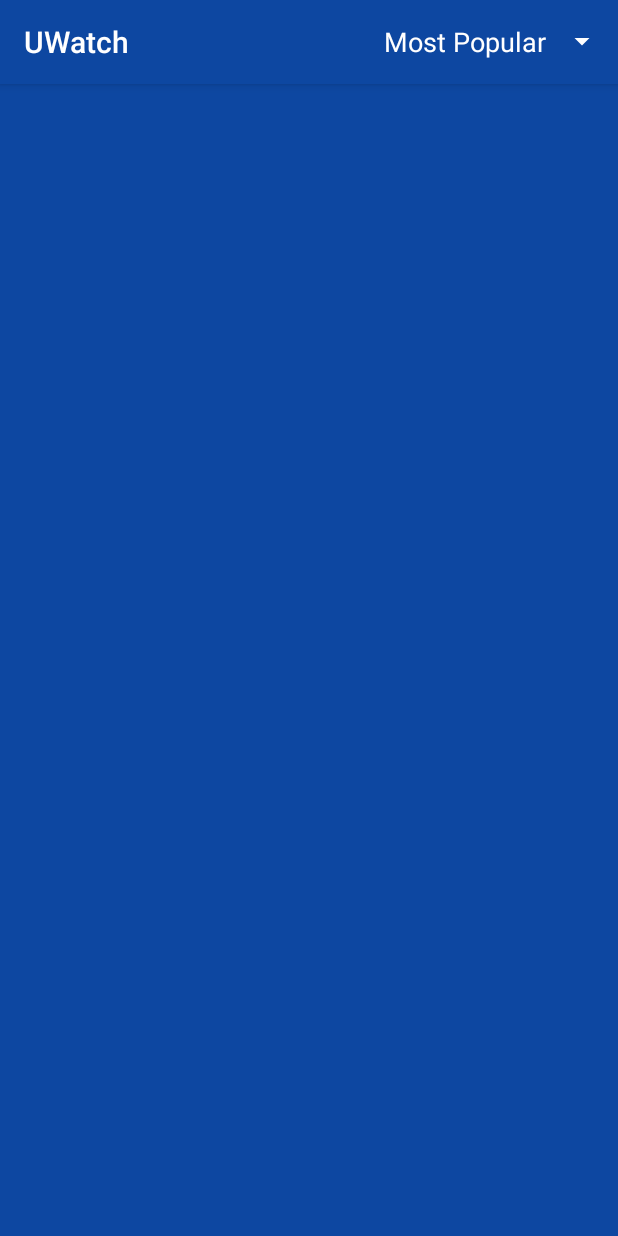
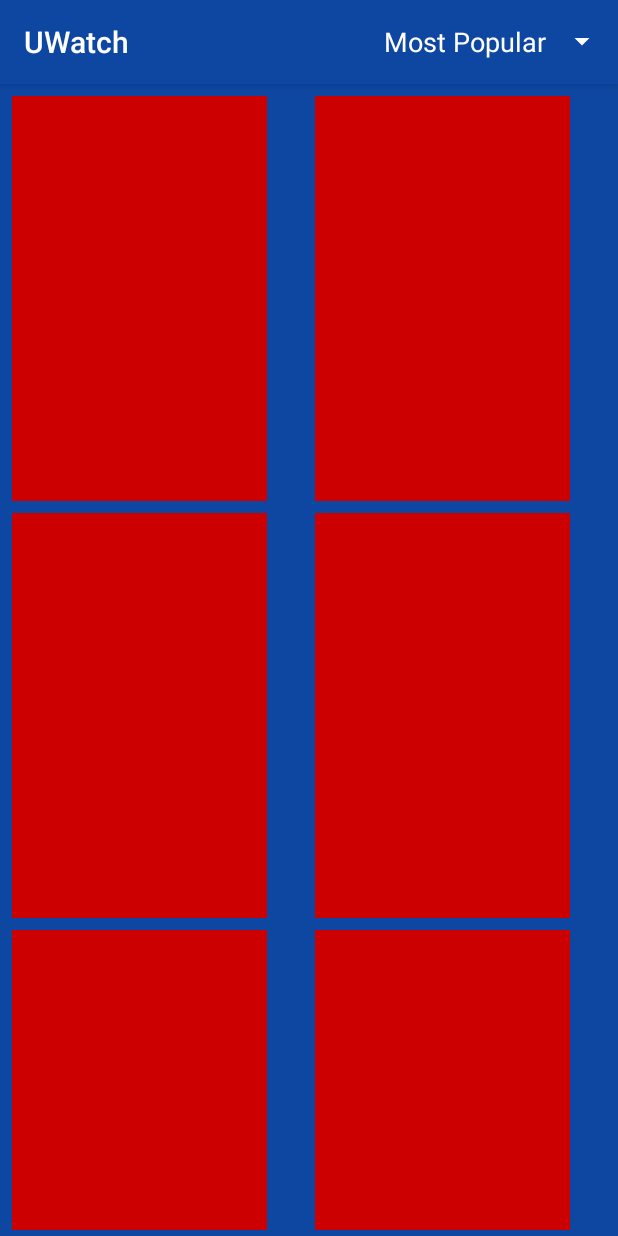
Before and after one commit to TefiC/Popular-Movies-App-Stage-2-Udacity, an Android app: the screen it shows after launch (MainActivity), on a phone screen of 412 x 824 dp. Run offline under Robolectric (Android 15) with nearby library versions, the phone set to English and light mode, and no system bars; our stand-ins replace Picasso; pictures from the network do not load; 9 statements that could not run were skipped.

Commit message:
feat: Changed GridView to RecyclerView
Changed the main layout from GridView to RecyclerView and the
corresponding adapter to a recyclerView adapter. Position is
kept on rotation and movie poster layout has been customized.

```diff
--- a/app/src/main/java/com/example/android/popularmoviesstage2/MainActivity.java
+++ b/app/src/main/java/com/example/android/popularmoviesstage2/MainActivity.java
@@ -8,13 +8,13 @@ import android.support.v4.app.LoaderManager;
 import android.support.v4.content.AsyncTaskLoader;
 import android.support.v4.content.Loader;
 import android.support.v7.app.AppCompatActivity;
-import android.util.Log;
+import android.support.v7.widget.GridLayoutManager;
+import android.support.v7.widget.RecyclerView;
 import android.view.Menu;
 import android.view.MenuItem;
 import android.view.View;
 import android.widget.AdapterView;
 import android.widget.ArrayAdapter;
-import android.widget.GridView;
 import android.widget.ProgressBar;
 import android.widget.Spinner;
 
@@ -32,8 +32,8 @@ import java.util.ArrayList;
 import static com.example.android.popularmoviesstage2.utils.LoaderUtils.MAIN_SEARCH_LOADER;
 
 
-public class MainActivity extends AppCompatActivity implements MovieAdapter.MovieAdapterOnClickHandler,
-        AdapterView.OnItemSelectedListener, LoaderManager.LoaderCallbacks<String> {
+public class MainActivity extends AppCompatActivity implements AdapterView.OnItemSelectedListener,
+        LoaderManager.LoaderCallbacks<String>, MovieRecyclerViewAdapter.MovieAdapterOnClickHandler {
 
     /*
      * Fields
@@ -41,10 +41,11 @@ public class MainActivity extends AppCompatActivity implements MovieAdapter.Movi
 
     private String mSearchCriteria = "Most Popular"; // Default sort criteria
     private ArrayList<Movie> mMoviesArray = null;
-    private GridView mMainGridView;
     private ProgressBar mProgressBar;
+    private GridLayoutManager mGridLayoutManager;
 
-    public static Context mMainActivityContext;
+    MovieRecyclerViewAdapter mAdapter;
+    RecyclerView mList;
 
     /*
      * Constants
@@ -52,6 +53,9 @@ public class MainActivity extends AppCompatActivity implements MovieAdapter.Movi
 
     // Tag for logging
     private static final String TAG = MainActivity.class.getSimpleName();
+
+    // RecyclerView
+    private static final int NUM_GRID_ITEMS = 12;
 
     // Constants to form the movie poster URL
     private static final String MOVIEDB_POSTER_BASE_URL = "http://image.tmdb.org/t/p/";
@@ -67,7 +71,7 @@ public class MainActivity extends AppCompatActivity implements MovieAdapter.Movi
     @Override
     protected void onCreate(Bundle savedInstanceState) {
         super.onCreate(savedInstanceState);
-        setContentView(R.layout.activity_main);
+        setContentView(R.layout.activity_main_recycler);
 
         mProgressBar = (ProgressBar) findViewById(R.id.progress_bar);
 
@@ -121,8 +125,8 @@ public class MainActivity extends AppCompatActivity implements MovieAdapter.Movi
         outState.putString("criteria", mSearchCriteria);
 
         // If the view was loaded correctly
-        if (mMainGridView != null) {
-            outState.putInt("gridScroll", mMainGridView.getFirstVisiblePosition());
+        if (mList != null) {
+            outState.putInt("gridScroll", mGridLayoutManager.findFirstVisibleItemPosition());
         }
 
         super.onSaveInstanceState(outState);
@@ -138,16 +142,16 @@ public class MainActivity extends AppCompatActivity implements MovieAdapter.Movi
      */
     private void makeSearchQuery(String searchCriteria) {
         if (NetworkUtils.isNetworkAvailable(this)) {
-            // TODO: CHANGED FOR LOADER MANAGER
+            LoaderManager loaderManager = getSupportLoaderManager();
+            Loader<String> searchLoader = loaderManager.getLoader(LoaderUtils.MAIN_SEARCH_LOADER);
 
-//            new QueryTask().execute(generalSearchURL);
-            LoaderManager loaderManager = getSupportLoaderManager();
-            Loader<String> searchLoader = loaderManager.getLoader(MAIN_SEARCH_LOADER);
+            Bundle bundle = new Bundle();
+            bundle.putString("searchCriteria", searchCriteria);
 
             if (searchLoader == null) {
-                loaderManager.initLoader(LoaderUtils.MAIN_SEARCH_LOADER, null, this);
+                loaderManager.initLoader(LoaderUtils.MAIN_SEARCH_LOADER, bundle, this);
             } else {
-                loaderManager.restartLoader(LoaderUtils.MAIN_SEARCH_LOADER, null, this);
+                loaderManager.restartLoader(LoaderUtils.MAIN_SEARCH_LOADER, bundle, this);
             }
 
         } else {
@@ -164,7 +168,7 @@ public class MainActivity extends AppCompatActivity implements MovieAdapter.Movi
      */
     private void restoreScrollPosition(Bundle savedInstanceState) {
         int position = savedInstanceState.getInt("gridScroll");
-        mMainGridView.smoothScrollToPosition(position);
+        mList.smoothScrollToPosition(position);
     }
 
     /**
@@ -197,7 +201,6 @@ public class MainActivity extends AppCompatActivity implements MovieAdapter.Movi
         protected void onPostExecute(String s) {
             mProgressBar.setVisibility(View.INVISIBLE);
             createMovieObjects(s);
-            // TODO: LEAVE FOR LAST ASYNC TASK
             setAdapter();
         }
     }
@@ -292,17 +295,23 @@ public class MainActivity extends AppCompatActivity implements MovieAdapter.Movi
      * Sets the Movie Adapter for the main layout that will contain movie posters
      */
     public void setAdapter() {
-        MovieAdapter mMovieAdapter = new MovieAdapter(MainActivity.this, mMoviesArray, this);
 
-        mMainGridView = (GridView) findViewById(R.id.root_grid_view);
-        mMainGridView.invalidateViews();
-        mMainGridView.setAdapter(mMovieAdapter);
+        mList = (RecyclerView) findViewById(R.id.root_recycler_view);
+
+        int numberOfColumns = MovieRecyclerViewAdapter.calculateColumns(this);
+
+        mGridLayoutManager = new GridLayoutManager(this, numberOfColumns);
+        mList.setLayoutManager(mGridLayoutManager);
+
+        mAdapter = new MovieRecyclerViewAdapter(mMoviesArray, NUM_GRID_ITEMS, this, this);
+        mList.setAdapter(mAdapter);
+
     }
 
     // Listeners =======================================================================
 
     /**
-     * Implementation of the onClick method in the MovieAdapter class.
+     * Implementation of the onClick method in the MovieRecylerViewAdapter class.
      * It launches an activity passing the corresponding Movie object
      * through an intent
      *
@@ -411,7 +420,6 @@ public class MainActivity extends AppCompatActivity implements MovieAdapter.Movi
     public void onRestart() {
         super.onRestart();
         if (mMoviesArray == null) {
-            Log.v(TAG, "RESTART");
             makeSearchQuery(mSearchCriteria);
         }
     }
@@ -431,11 +439,8 @@ public class MainActivity extends AppCompatActivity implements MovieAdapter.Movi
                     mProgressBar.setVisibility(View.VISIBLE);
                 }
 
-                if (id == LoaderUtils.MAIN_SEARCH_LOADER) {
-
-                    if (mMoviesArray == null) {
+                if (id == MAIN_SEARCH_LOADER) {
                     forceLoad();
-                    }
                 }
             }
 
@@ -443,8 +448,7 @@ public class MainActivity extends AppCompatActivity implements MovieAdapter.Movi
             public String loadInBackground() {
                 String searchResults = null;
 
-                if(id == LoaderUtils.MAIN_SEARCH_LOADER) {
-
+                if(id == MAIN_SEARCH_LOADER) {
                     URL searchURL = NetworkUtils.buildGeneralUrl(mSearchCriteria);
 
                     try {
@@ -462,7 +466,7 @@ public class MainActivity extends AppCompatActivity implements MovieAdapter.Movi
     @Override
     public void onLoadFinished(Loader<String> loader, String data) {
 
-        if(loader.getId() == LoaderUtils.MAIN_SEARCH_LOADER) {
+        if(loader.getId() == MAIN_SEARCH_LOADER) {
             mProgressBar.setVisibility(View.INVISIBLE);
             createMovieObjects(data);
             setAdapter();
--- /dev/null
+++ b/app/src/main/java/com/example/android/popularmoviesstage2/MovieRecyclerViewAdapter.java
@@ -0,0 +1,155 @@
+package com.example.android.popularmoviesstage2;
+
+import android.content.Context;
+import android.support.v7.widget.RecyclerView;
+import android.util.DisplayMetrics;
+import android.util.Log;
+import android.view.LayoutInflater;
+import android.view.View;
+import android.view.ViewGroup;
+import android.widget.ImageView;
+import android.widget.LinearLayout;
+import android.widget.TextView;
+
+import com.squareup.picasso.Picasso;
+
+import java.util.ArrayList;
+
+import static android.R.attr.id;
+import static android.content.ContentValues.TAG;
+
+/**
+ * RecyclerView for a grid of movies
+ */
+
+public class MovieRecyclerViewAdapter extends RecyclerView.Adapter<MovieRecyclerViewAdapter.MovieViewHolder> {
+
+    private int mNumberOfItems;
+    private Context mContext;
+    private final MovieAdapterOnClickHandler mClickHandler;
+    private ArrayList<Movie> mMoviesArray;
+
+    private int mMoviePosterViewId;
+
+    // Determine item width
+    private static int gridItemWidth = 170;
+
+    public MovieRecyclerViewAdapter(ArrayList<Movie> moviesArray, int numberOfItems,
+                                    MovieAdapterOnClickHandler movieAdapterOnClickHandler, Context context) {
+        mNumberOfItems = numberOfItems;
+        mClickHandler = movieAdapterOnClickHandler;
+        mContext = context;
+        mMoviesArray = moviesArray;
+    }
+
+    @Override
+    public MovieRecyclerViewAdapter.MovieViewHolder onCreateViewHolder(ViewGroup parent, int viewType) {
+        // INFLATE LAYOUT
+        Context context = parent.getContext();
+        LayoutInflater layoutInflater = LayoutInflater.from(context);
+        int layoutIdItem = R.layout.movie_item;
+        boolean shouldAttachToParentImmediately = false;
+
+        LinearLayout view = (LinearLayout) layoutInflater.inflate(layoutIdItem, parent, shouldAttachToParentImmediately);
+
+
+        RectangularImageView movieView = new RectangularImageView(mContext);
+        movieView.setAdjustViewBounds(true);
+        movieView.setScaleType(ImageView.ScaleType.CENTER_CROP);
+        // CHECK COMPATIBILITY
+        mMoviePosterViewId = View.generateViewId();
+        movieView.setId(mMoviePosterViewId);
+
+        view.addView(movieView, 0);
+
+        return new MovieViewHolder(view);
+    }
+
+    @Override
+    public void onBindViewHolder(MovieRecyclerViewAdapter.MovieViewHolder holder, int position) {
+
+        Movie movie = mMoviesArray.get(position);
+
+        if(movie != null) {
+            String posterPath = movie.getMoviePosterPath();
+            // Set data on the corresponding view
+            loadMoviePoster(posterPath, holder.mMoviePoster);
+            // Listener
+            holder.setOnClickListener(holder.mMoviePoster, movie);
+
+            holder.mMovieTitle.setText(mMoviesArray.get(position).getMovieTitle());
+        }
+    }
+
+    @Override
+    public int getItemCount() {
+        return mNumberOfItems;
+    }
+
+    public class MovieViewHolder extends RecyclerView.ViewHolder {
+
+        public RectangularImageView mMoviePoster;
+        public TextView mMovieTitle;
+
+        private MovieViewHolder(View itemView) {
+            super(itemView);
+            mMovieTitle = (TextView) itemView.findViewById(R.id.movieTitle);
+            mMoviePoster = (RectangularImageView) itemView.findViewById(mMoviePosterViewId);
+        }
+
+        /**
+         * Sets an onClickListener to the movieView, passing the movie instance
+         * to the onClick method of the MovieRecyclerViewAdapter interface to further customize
+         * the actions to be performed on click
+         *
+         * @param movieView The view on which to set the listener
+         * @param movie The data that will be sent to the onClick method
+         */
+        private void setOnClickListener(RectangularImageView movieView, Movie movie) {
+            final Movie movieFinal = movie;
+            movieView.setOnClickListener(new View.OnClickListener() {
+                @Override
+                public void onClick(View view) {
+                    mClickHandler.onClick(movieFinal);
+                }
+            });
+        }
+    }
+
+    /**
+     * Interface to implement onClick handler for each view
+     */
+    public interface MovieAdapterOnClickHandler {
+        void onClick(Movie movie);
+    }
+
+    /**
+     * Loads a movie poster into the view provided using
+     * the Picasso library
+     *
+     * @param posterPath URL path in String format to fetch the poster
+     * @param movieView  The view that will hold the image
+     */
+    private void loadMoviePoster(String posterPath, RectangularImageView movieView) {
+        if(posterPath != null) {
+            Picasso.with(mContext)
+                    .load(posterPath)
+                    .placeholder(R.drawable.placeholder)
+                    .fit()
+                    .error(R.drawable.error)
+                    .into(movieView);
+        }
+    }
+
+    /**
+     * Calculates the number of columns to autofit the movie poster layout
+     * @param context The Main Activity context
+     * @return The number of columns to be displayed by a RecyclerView (spanSize)
+     */
+    public static int calculateColumns(Context context) {
+        DisplayMetrics displayMetrics = context.getResources().getDisplayMetrics();
+        float dpWidth = displayMetrics.widthPixels / displayMetrics.density;
+        int columns = (int) (dpWidth / gridItemWidth);
+        return columns;
+    }
+}
--- a/app/src/main/java/com/example/android/popularmoviesstage2/utils/LoaderUtils.java
+++ b/app/src/main/java/com/example/android/popularmoviesstage2/utils/LoaderUtils.java
@@ -1,7 +1,7 @@
 package com.example.android.popularmoviesstage2.utils;
 
 /**
- * Created by estef on 10/4/2017.
+ * Loader utilities
  */
 
 public class LoaderUtils {
--- /dev/null
+++ b/app/src/main/res/layout/activity_main_recycler.xml
@@ -0,0 +1,35 @@
+<?xml version="1.0" encoding="utf-8"?>
+<LinearLayout xmlns:android="http://schemas.android.com/apk/res/android"
+    android:orientation="vertical"
+    android:layout_width="match_parent"
+    android:layout_height="match_parent"
+    android:layout_gravity="center"
+    android:gravity="center">
+
+
+    <FrameLayout xmlns:android="http://schemas.android.com/apk/res/android"
+        android:layout_width="match_parent"
+        android:layout_height="match_parent"
+        android:background="@color/colorPrimary"
+        android:layout_gravity="center"
+        android:gravity="center"
+        android:padding="4dp">
+
+        <ProgressBar
+            xmlns:android="http://schemas.android.com/apk/res/android"
+            android:id="@+id/progress_bar"
+            android:layout_width="42dp"
+            android:layout_height="42dp"
+            android:layout_gravity="center"
+            android:visibility="invisible"/>
+
+        <android.support.v7.widget.RecyclerView
+            android:id="@+id/root_recycler_view"
+            android:layout_width="match_parent"
+            android:layout_height="match_parent"
+            android:gravity="center"
+            android:layout_gravity="center"/>
+
+    </FrameLayout>
+
+</LinearLayout>
--- /dev/null
+++ b/app/src/main/res/layout/movie_item.xml
@@ -0,0 +1,19 @@
+<?xml version="1.0" encoding="utf-8"?>
+<LinearLayout xmlns:android="http://schemas.android.com/apk/res/android"
+    android:layout_width="170dp"
+    android:layout_height="wrap_content"
+    android:orientation="vertical"
+    android:padding="4dp"
+    android:layout_margin="4dp"
+    android:layout_gravity="center"
+    android:background="@android:color/holo_red_dark">
+
+    <!--IMAGE VIEW TO BE ADDED-->
+
+    <TextView
+        android:id="@+id/movieTitle"
+        android:layout_width="wrap_content"
+        android:layout_height="wrap_content" />
+
+
+</LinearLayout>
```
Also changed, not shown: app/build.gradle (+6 -5 lines), app/src/main/java/com/example/android/popularmoviesstage2/DetailsActivity.java (+9 -2 lines), app/src/main/res/drawable/for_adults.xml (added, +15 -0 lines), app/src/main/res/drawable/for_children.xml (added, +15 -0 lines), app/src/main/res/drawable/heart_not_pressed.xml (added, +19 -0 lines), app/src/main/res/drawable/heart_pressed.xml (added, +19 -0 lines), app/src/main/res/drawable/star.xml (added, +9 -0 lines), app/src/main/res/layout/activity_details.xml (+19 -5 lines). Lines whose indentation alone changed are shown as unchanged.
